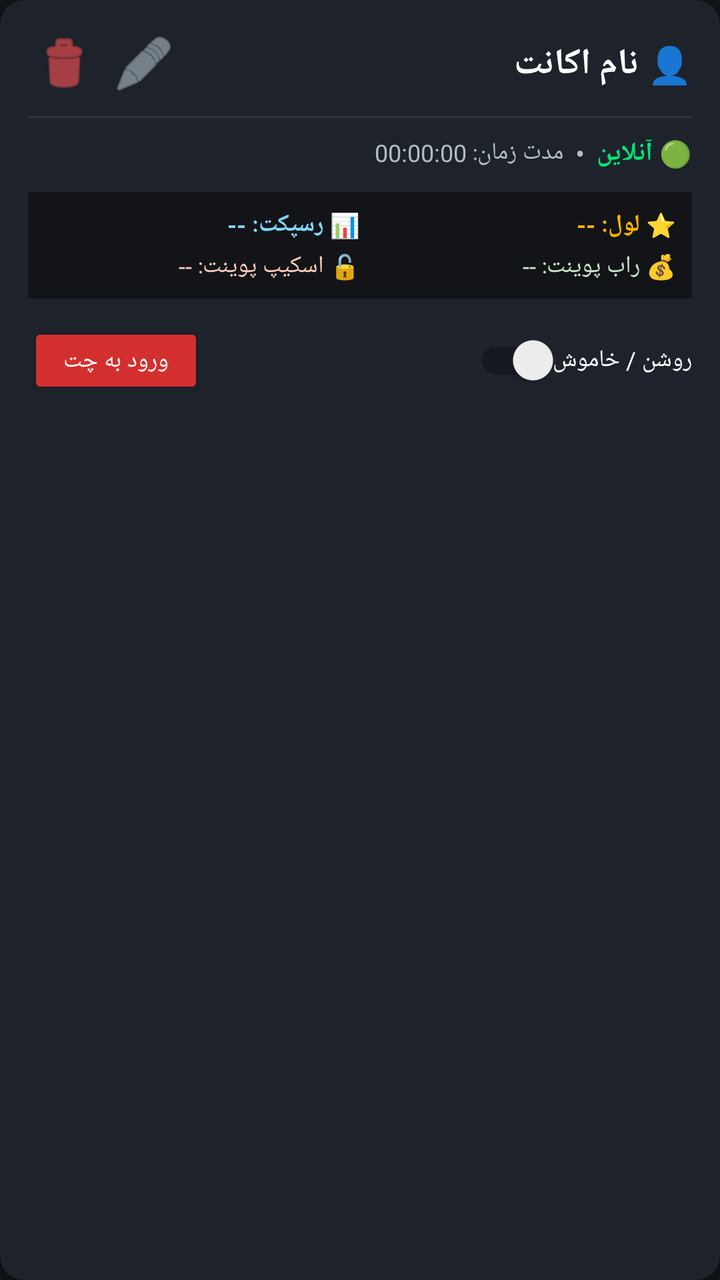
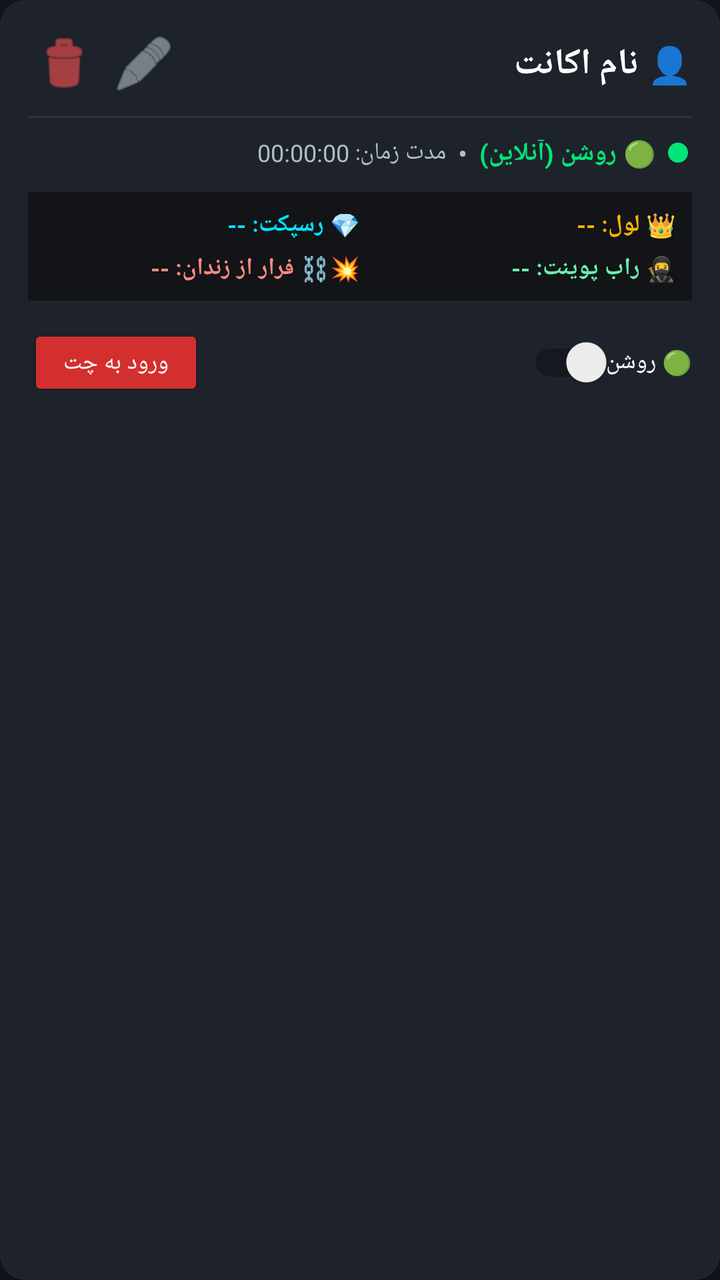

Compare the two renders of this Android layout. The source of the first and the diff that turns it into the second are given below.
<!-- AndroidManifest.xml: application theme Theme.AGRak -->
<!-- res/layout/item_account_card.xml -->
<?xml version="1.0" encoding="utf-8"?>
<androidx.cardview.widget.CardView xmlns:android="http://schemas.android.com/apk/res/android"
    xmlns:app="http://schemas.android.com/apk/res-auto"
    android:layout_width="match_parent"
    android:layout_height="wrap_content"
    android:layout_marginHorizontal="6dp"
    android:layout_marginVertical="6dp"
    app:cardBackgroundColor="@color/card_dark"
    app:cardCornerRadius="12dp"
    app:cardElevation="3dp"
    android:layoutDirection="rtl">

    <LinearLayout
        android:layout_width="match_parent"
        android:layout_height="wrap_content"
        android:orientation="vertical"
        android:padding="14dp">

        
        <LinearLayout
            android:layout_width="match_parent"
            android:layout_height="wrap_content"
            android:gravity="center_vertical"
            android:orientation="horizontal">

            <TextView
                android:id="@+id/tvAccountNick"
                android:layout_width="0dp"
                android:layout_height="wrap_content"
                android:layout_weight="1"
                android:text="👤 نام اکانت"
                android:textColor="@color/text_white"
                android:textSize="18sp"
                android:textStyle="bold" />

            
            <ImageButton
                android:id="@+id/btnEditAccount"
                android:layout_width="36dp"
                android:layout_height="36dp"
                android:background="?attr/selectableItemBackgroundBorderless"
                android:src="@android:drawable/ic_menu_edit"
                android:tint="@color/text_secondary"
                android:contentDescription="ویرایش اکانت" />

            
            <ImageButton
                android:id="@+id/btnDeleteAccount"
                android:layout_width="36dp"
                android:layout_height="36dp"
                android:layout_marginStart="4dp"
                android:background="?attr/selectableItemBackgroundBorderless"
                android:src="@android:drawable/ic_menu_delete"
                android:tint="@color/status_red"
                android:contentDescription="حذف اکانت" />
        </LinearLayout>

        
        <View
            android:layout_width="match_parent"
            android:layout_height="1dp"
            android:layout_marginVertical="8dp"
            android:background="@color/card_stroke" />

        
        <LinearLayout
            android:layout_width="match_parent"
            android:layout_height="wrap_content"
            android:gravity="center_vertical"
            android:orientation="horizontal">

            
            <TextView
                android:id="@+id/tvStatus"
                android:layout_width="wrap_content"
                android:layout_height="wrap_content"
                android:text="🟢 آنلاین"
                android:textColor="@color/status_green"
                android:textSize="13sp"
                android:textStyle="bold" />

            
            <TextView
                android:layout_width="wrap_content"
                android:layout_height="wrap_content"
                android:layout_marginHorizontal="6dp"
                android:text="•"
                android:textColor="@color/text_secondary" />

            
            <TextView
                android:id="@+id/tvUptime"
                android:layout_width="wrap_content"
                android:layout_height="wrap_content"
                android:text="مدت زمان: 00:00:00"
                android:textColor="@color/text_secondary"
                android:textSize="12sp" />
        </LinearLayout>

        
        <LinearLayout
            android:id="@+id/layoutStats"
            android:layout_width="match_parent"
            android:layout_height="wrap_content"
            android:layout_marginTop="10dp"
            android:background="@color/bg_dark"
            android:orientation="vertical"
            android:padding="8dp">

            <LinearLayout
                android:layout_width="match_parent"
                android:layout_height="wrap_content"
                android:orientation="horizontal">

                <TextView
                    android:id="@+id/tvStatLevel"
                    android:layout_width="0dp"
                    android:layout_height="wrap_content"
                    android:layout_weight="1"
                    android:text="⭐ لول: --"
                    android:textColor="@color/accent_gold"
                    android:textSize="12sp"
                    android:textStyle="bold" />

                <TextView
                    android:id="@+id/tvStatRespect"
                    android:layout_width="0dp"
                    android:layout_height="wrap_content"
                    android:layout_weight="1"
                    android:text="📊 رسپکت: --"
                    android:textColor="#81D4FA"
                    android:textSize="12sp"
                    android:textStyle="bold" />
            </LinearLayout>

            <LinearLayout
                android:layout_width="match_parent"
                android:layout_height="wrap_content"
                android:layout_marginTop="4dp"
                android:orientation="horizontal">

                <TextView
                    android:id="@+id/tvStatRob"
                    android:layout_width="0dp"
                    android:layout_height="wrap_content"
                    android:layout_weight="1"
                    android:text="💰 راب پوینت: --"
                    android:textColor="#C8E6C9"
                    android:textSize="12sp" />

                <TextView
                    android:id="@+id/tvStatEscape"
                    android:layout_width="0dp"
                    android:layout_height="wrap_content"
                    android:layout_weight="1"
                    android:text="🔓 اسکیپ پوینت: --"
                    android:textColor="#FFCCBC"
                    android:textSize="12sp" />
            </LinearLayout>
        </LinearLayout>

        
        <LinearLayout
            android:layout_width="match_parent"
            android:layout_height="wrap_content"
            android:layout_marginTop="12dp"
            android:gravity="center_vertical"
            android:orientation="horizontal">

            <androidx.appcompat.widget.SwitchCompat
                android:id="@+id/switchConnect"
                android:layout_width="wrap_content"
                android:layout_height="wrap_content"
                android:text="روشن / خاموش"
                android:textColor="@color/text_white"
                android:textSize="12sp" />

            <View
                android:layout_width="0dp"
                android:layout_height="0dp"
                android:layout_weight="1" />

            <Button
                android:id="@+id/btnEnterChat"
                android:layout_width="wrap_content"
                android:layout_height="38dp"
                android:backgroundTint="@color/primary_red"
                android:text="@string/enter_chat"
                android:textColor="@color/text_white"
                android:textSize="12sp" />
        </LinearLayout>

    </LinearLayout>
</androidx.cardview.widget.CardView>
<!-- resources referenced by this layout -->
<resources>
  <color name="accent_gold">#FFB300</color>
  <color name="bg_dark">#121418</color>
  <color name="card_dark">#1E222B</color>
  <color name="card_stroke">#2D323E</color>
  <color name="primary_red">#D32F2F</color>
  <color name="status_green">#00E676</color>
  <color name="status_red">#FF5252</color>
  <color name="text_secondary">#B0BEC5</color>
  <color name="text_white">#FFFFFF</color>
  <string name="enter_chat">ورود به چت</string>
  <style name="Theme.AGRak" parent="Theme.AppCompat.DayNight.NoActionBar">
          <item name="colorPrimary">@color/primary_red</item>
          <item name="colorPrimaryDark">@color/primary_red_dark</item>
          <item name="colorAccent">@color/accent_gold</item>
          <item name="android:windowBackground">@color/bg_dark</item>
          <item name="android:statusBarColor">#0A0B0E</item>
          <item name="android:navigationBarColor">#0A0B0E</item>
      </style>
  <color name="primary_red_dark">#9A0007</color>
</resources>

<!-- the commit's change to res/layout/item_account_card.xml (unified diff, before → after) -->
@@ -70,11 +70,20 @@
             android:orientation="horizontal">
 
             
+            <View
+                android:id="@+id/viewStatusDot"
+                android:layout_width="10dp"
+                android:layout_height="10dp"
+                android:layout_marginStart="2dp"
+                android:layout_marginEnd="6dp"
+                android:background="@drawable/bg_dot_online" />
+
+            
             <TextView
                 android:id="@+id/tvStatus"
                 android:layout_width="wrap_content"
                 android:layout_height="wrap_content"
-                android:text="🟢 آنلاین"
+                android:text="🟢 روشن (آنلاین)"
                 android:textColor="@color/status_green"
                 android:textSize="13sp"
                 android:textStyle="bold" />
@@ -117,7 +126,7 @@
                     android:layout_width="0dp"
                     android:layout_height="wrap_content"
                     android:layout_weight="1"
-                    android:text="⭐ لول: --"
+                    android:text="👑 لول: --"
                     android:textColor="@color/accent_gold"
                     android:textSize="12sp"
                     android:textStyle="bold" />
@@ -127,8 +136,8 @@
                     android:layout_width="0dp"
                     android:layout_height="wrap_content"
                     android:layout_weight="1"
-                    android:text="📊 رسپکت: --"
-                    android:textColor="#81D4FA"
+                    android:text="💎 رسپکت: --"
+                    android:textColor="#00E5FF"
                     android:textSize="12sp"
                     android:textStyle="bold" />
             </LinearLayout>
@@ -136,7 +145,7 @@
             <LinearLayout
                 android:layout_width="match_parent"
                 android:layout_height="wrap_content"
-                android:layout_marginTop="4dp"
+                android:layout_marginTop="5dp"
                 android:orientation="horizontal">
 
                 <TextView
@@ -144,18 +153,20 @@
                     android:layout_width="0dp"
                     android:layout_height="wrap_content"
                     android:layout_weight="1"
-                    android:text="💰 راب پوینت: --"
-                    android:textColor="#C8E6C9"
-                    android:textSize="12sp" />
+                    android:text="🥷 راب پوینت: --"
+                    android:textColor="#69F0AE"
+                    android:textSize="12sp"
+                    android:textStyle="bold" />
 
                 <TextView
                     android:id="@+id/tvStatEscape"
                     android:layout_width="0dp"
                     android:layout_height="wrap_content"
                     android:layout_weight="1"
-                    android:text="🔓 اسکیپ پوینت: --"
-                    android:textColor="#FFCCBC"
-                    android:textSize="12sp" />
+                    android:text="⛓️‍💥 فرار از زندان: --"
+                    android:textColor="#FF8A80"
+                    android:textSize="12sp"
+                    android:textStyle="bold" />
             </LinearLayout>
         </LinearLayout>
 
@@ -171,7 +182,7 @@
                 android:id="@+id/switchConnect"
                 android:layout_width="wrap_content"
                 android:layout_height="wrap_content"
-                android:text="روشن / خاموش"
+                android:text="🟢 روشن"
                 android:textColor="@color/text_white"
                 android:textSize="12sp" />
 
<!-- resource entries referenced after the edit -->
@@ -9,6 +9,13 @@
   <color name="status_red">#FF5252</color>
   <color name="text_secondary">#B0BEC5</color>
   <color name="text_white">#FFFFFF</color>
+  <!-- drawable bg_dot_online (drawable) -->
+  <?xml version="1.0" encoding="utf-8"?>
+  <shape xmlns:android="http://schemas.android.com/apk/res/android"
+      android:shape="oval">
+      <solid android:color="#00E676" />
+      <size android:width="10dp" android:height="10dp" />
+  </shape>
   <string name="enter_chat">ورود به چت</string>
   <style name="Theme.AGRak" parent="Theme.AppCompat.DayNight.NoActionBar">
           <item name="colorPrimary">@color/primary_red</item>
